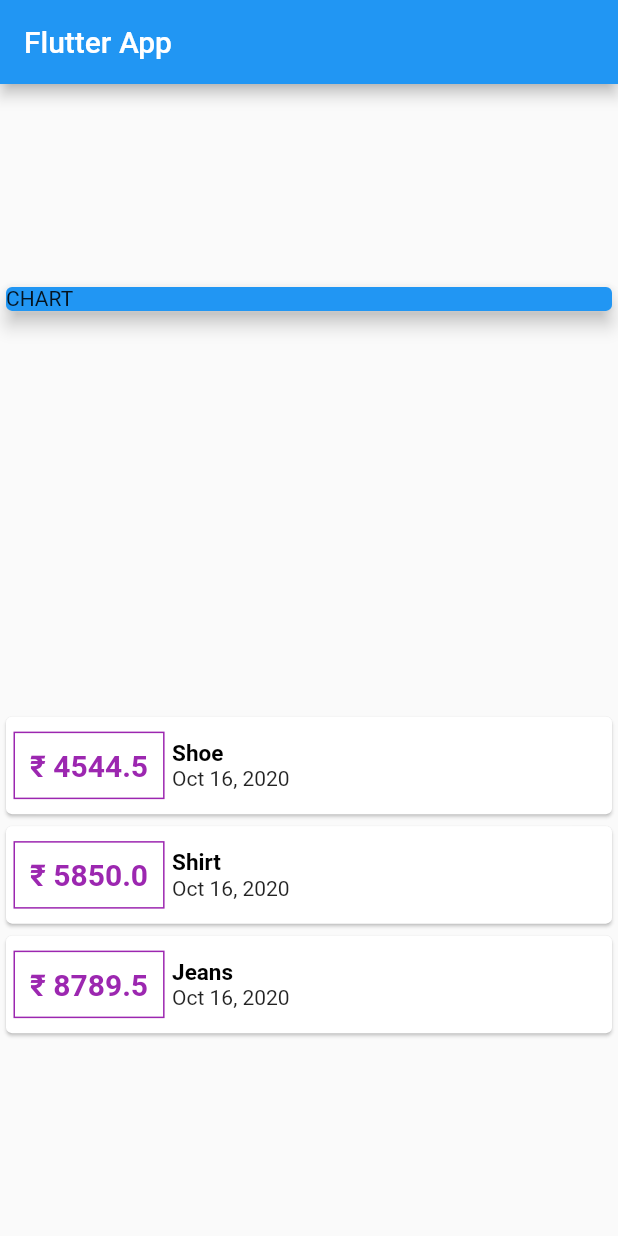
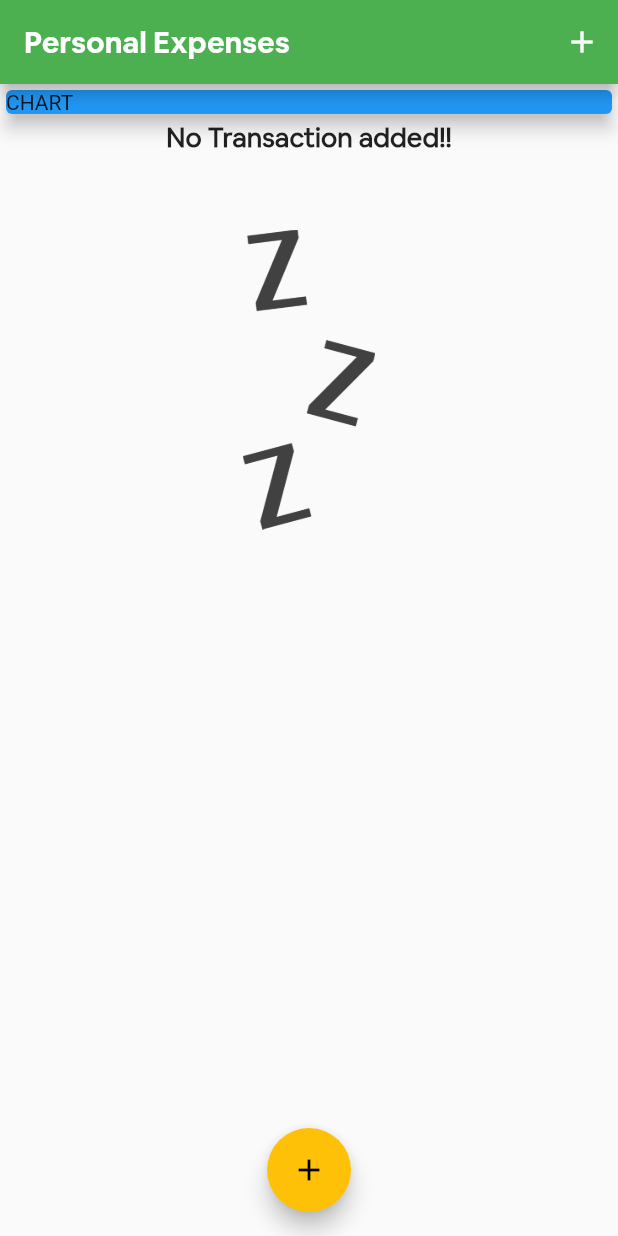
Before and after one commit to VishnuPothan/Personal-expense-app, a Flutter app: the screen it shows after launch, on a phone screen of 412 x 824 dp. Run offline on Flutter 3.47's test engine with Material 2 defaults, Android fonts, the phone set to English and light mode, and no system bars; project files that could hold a hidden picture were left out.

Commit message:
Made the add expense bottom up sheet

```diff
--- a/lib/main.dart
+++ b/lib/main.dart
@@ -1,8 +1,9 @@
 import 'package:flutter/cupertino.dart';
 import 'package:flutter/material.dart';
-import 'package:intl/intl.dart';
 
-import './transaction.dart';
+import './widget/newTransaction.dart';
+import './widget/transactionList.dart';
+import './models/transaction.dart';
 
 void main() {
   runApp(MyApp());
@@ -12,30 +13,79 @@ class MyApp extends StatelessWidget {
   @override
   Widget build(BuildContext context) {
     return MaterialApp(
-      title: 'Flutter App',
+      title: 'Personal Expenses',
+      theme: ThemeData(
+          primarySwatch: Colors.green,
+          accentColor: Colors.amber,
+          fontFamily: 'AirbnbCerealX',
+          textTheme: ThemeData.light().textTheme.copyWith(
+                title: TextStyle(
+                    fontFamily: 'AirbnbCerealX',
+                    fontWeight: FontWeight.bold,
+                    fontSize: 18),
+              ),
+          appBarTheme: AppBarTheme(
+            textTheme: ThemeData.light().textTheme.copyWith(
+                title: TextStyle(
+                    fontFamily: 'AirbnbCereal',
+                    fontWeight: FontWeight.bold,
+                    fontSize: 20)),
+          )),
       home: MyHomePage(),
     );
   }
 }
 
-class MyHomePage extends StatelessWidget {
-  final List<Transaction> transaction = [
-    Transaction(
-        id: 't1', title: 'Shoe', amount: 4544.50, date: DateTime.now()),
-    Transaction(
-        id: 't2', title: 'Shirt', amount: 5850.00, date: DateTime.now()),
-    Transaction(
-        id: 't3', title: 'Jeans', amount: 8789.50, date: DateTime.now()),
-  ];
+class MyHomePage extends StatefulWidget {
+  @override
+  _MyHomePageState createState() => _MyHomePageState();
+}
+
+class _MyHomePageState extends State<MyHomePage> {
+  final List<Transaction> _userTransaction = [];
+
+  void _addNewTransaction(String title, double amount) {
+    final newTx = Transaction(
+        id: DateTime.now().toString(),
+        title: title,
+        amount: amount,
+        date: DateTime.now());
+
+    setState(() {
+      _userTransaction.add(newTx);
+    });
+  }
+
+  void _startAddNewTransaction(BuildContext ctx) {
+    showModalBottomSheet(
+      context: ctx,
+      builder: (_) {
+        return GestureDetector(
+          onTap: () {},
+          child: NewTransaction(_addNewTransaction),
+          behavior: HitTestBehavior.opaque,
+        );
+      },
+    );
+  }
 
   @override
   Widget build(BuildContext context) {
     return Scaffold(
-        appBar: AppBar(
-          title: Text('Flutter App'),
+      appBar: AppBar(
+        title: Text(
+          'Personal Expenses',
         ),
-        body: Column(
-          mainAxisAlignment: MainAxisAlignment.spaceAround,
+        actions: <Widget>[
+          IconButton(
+            icon: Icon(Icons.add),
+            onPressed: () => _startAddNewTransaction(context),
+          )
+        ],
+      ),
+      body: SingleChildScrollView(
+        child: Column(
+          // mainAxisAlignment: MainAxisAlignment.start,
           crossAxisAlignment: CrossAxisAlignment.stretch,
           children: <Widget>[
             Container(
@@ -46,42 +96,15 @@ class MyHomePage extends StatelessWidget {
                 elevation: 5,
               ),
             ),
-            Column(
-                children: transaction.map((tx) {
-              return Card(
-                child: Row(
-                  children: <Widget>[
-                    Container(
-                      margin: EdgeInsets.symmetric(vertical: 10, horizontal: 5),
-                      decoration: BoxDecoration(
-                          border: Border.all(color: Colors.purple)),
-                      padding: EdgeInsets.all(10),
-                      child: Text(
-                        '\₹ ${tx.amount}',
-                        style: TextStyle(
-                            fontWeight: FontWeight.bold,
-                            fontSize: 20,
-                            color: Colors.purple),
-                      ),
-                    ),
-                    Column(
-                      crossAxisAlignment: CrossAxisAlignment.start,
-                      children: <Widget>[
-                        Text(
-                          tx.title,
-                          style: TextStyle(
-                              fontSize: 15,
-                              color: Colors.black,
-                              fontWeight: FontWeight.bold),
-                        ),
-                        Text(DateFormat.yMMMd().format(tx.date))
-                      ],
-                    )
-                  ],
-                ),
-              );
-            }).toList())
+            TransactionList(_userTransaction),
           ],
-        ));
+        ),
+      ),
+      floatingActionButtonLocation: FloatingActionButtonLocation.centerFloat,
+      floatingActionButton: FloatingActionButton(
+        onPressed: () => _startAddNewTransaction(context),
+        child: Icon(Icons.add),
+      ),
+    );
   }
 }
--- /dev/null
+++ b/lib/widget/transactionList.dart
@@ -0,0 +1,72 @@
+import 'package:flutter/material.dart';
+import 'package:intl/intl.dart';
+
+import '../models/transaction.dart';
+
+class TransactionList extends StatelessWidget {
+  final List<Transaction> _userTransaction;
+
+  TransactionList(this._userTransaction);
+
+  @override
+  Widget build(BuildContext context) {
+    return Container(
+      height: 400,
+      child: _userTransaction.isEmpty
+          ? Column(
+              children: <Widget>[
+                Text(
+                  'No Transaction added!!',
+                  style: Theme.of(context).textTheme.title,
+                ),
+                SizedBox(
+                  height: 50,
+                ),
+                Container(
+                    height: 200,
+                    child: Image.asset(
+                      'assets/images/waiting.png',
+                      fit: BoxFit.cover,
+                    )),
+              ],
+            )
+          : ListView.builder(
+              itemBuilder: (ctx, index) {
+                Transaction tx = _userTransaction[index];
+                return Card(
+                  child: Row(
+                    children: <Widget>[
+                      Container(
+                        margin:
+                            EdgeInsets.symmetric(vertical: 10, horizontal: 5),
+                        decoration: BoxDecoration(
+                            border: Border.all(
+                                color: Theme.of(context).primaryColor)),
+                        padding: EdgeInsets.all(10),
+                        child: Text(
+                          '\₹ ${tx.amount.toStringAsFixed(2)}',
+                          style: TextStyle(
+                              fontWeight: FontWeight.bold,
+                              fontSize: 20,
+                              color: Theme.of(context).primaryColor),
+                        ),
+                      ),
+                      Column(
+                        crossAxisAlignment: CrossAxisAlignment.start,
+                        children: <Widget>[
+                          Text(
+                            tx.title,
+                            style: Theme.of(context).textTheme.title,
+                          ),
+                          Text(DateFormat.yMMMd().format(tx.date))
+                        ],
+                      )
+                    ],
+                  ),
+                );
+              },
+              itemCount: _userTransaction.length,
+            ),
+    );
+  }
+}
```
Also changed, not shown: lib/widget/newTransaction.dart (added, +61 -0 lines), pubspec.yaml (+13 -14 lines), assets/fonts/AirbnbCerealBlack.ttf (added), assets/fonts/AirbnbCerealBold.ttf (added), assets/fonts/AirbnbCerealBook.ttf (added), assets/fonts/AirbnbCerealExtraBold.ttf (added), assets/fonts/AirbnbCerealLight.ttf (added), assets/fonts/AirbnbCerealMedium.ttf (added), assets/images/waiting.png (added), assets/images/wallet.png (added), lib/models/transaction.dart (renamed from lib/transaction.dart).
